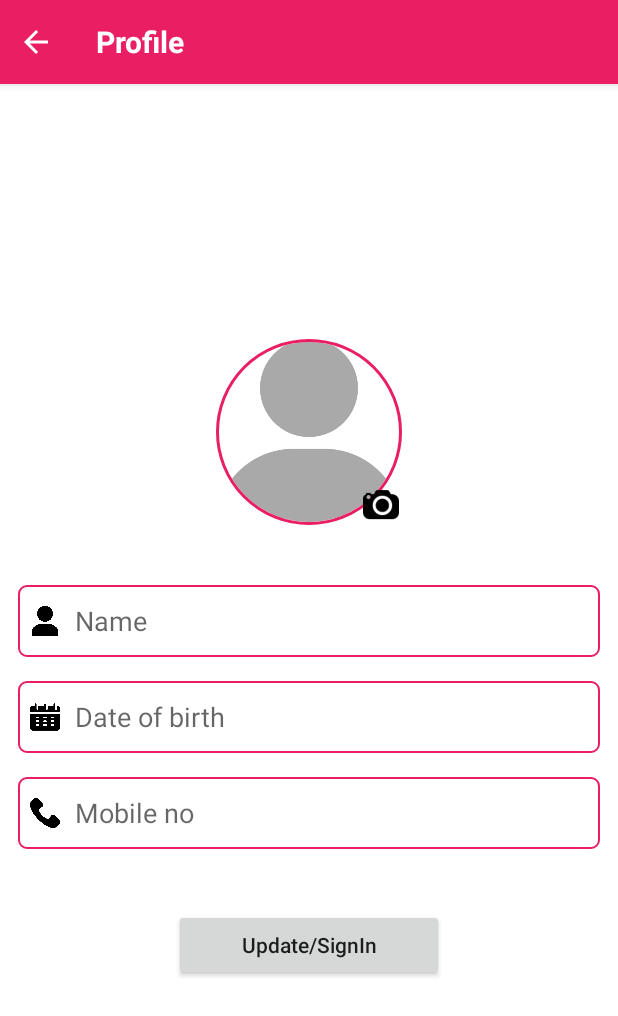
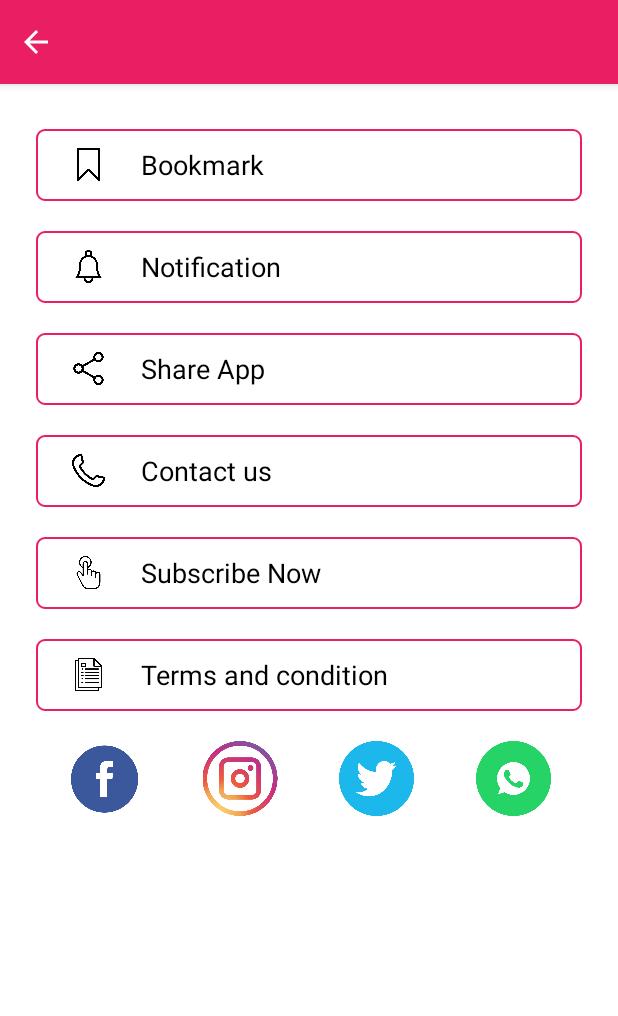
Before and after one commit to HunterPillu/ApniPadhai, an Android app: the LoginActivity screen opened directly, with no data from a screen before it, on a phone screen of 412 x 824 dp. Shown: the top 1016 px of the screen. Run offline under Robolectric (Android 15) with nearby library versions, the phone set to English and light mode, and no system bars.

Commit message:
setting screen UI

```diff
--- a/app/build.gradle
+++ b/app/build.gradle
@@ -89,6 +89,7 @@ dependencies {
     implementation 'com.google.firebase:firebase-core:17.4.3'
     implementation 'com.google.firebase:firebase-firestore:21.4.3'
     implementation 'com.github.bumptech.glide:glide:4.7.1'
+    implementation 'androidx.legacy:legacy-support-v4:1.0.0'
     annotationProcessor 'com.github.bumptech.glide:compiler:4.7.1'
 
     // Firestore FirebaseUI Library
--- a/app/src/main/java/com/edu/apnipadhai/ui/activity/BaseActivity.kt
+++ b/app/src/main/java/com/edu/apnipadhai/ui/activity/BaseActivity.kt
@@ -3,6 +3,7 @@ package com.edu.apnipadhai.ui.activity
 import androidx.appcompat.app.AppCompatActivity
 import com.edu.apnipadhai.R
 import com.edu.apnipadhai.ui.fragments.BaseFragment
+import com.edu.apnipadhai.ui.fragments.SettingsFrag
 import com.edu.apnipadhai.utils.CustomLog
 import com.google.android.material.snackbar.Snackbar
 
@@ -27,7 +28,7 @@ open class BaseActivity : AppCompatActivity() {
         return supportFragmentManager.backStackEntryCount
     }
 
-    fun openFragment(fragment: BaseFragment?) {
+    fun openFragment(fragment: BaseFragment) {
         //this.fragment = fragment
         supportFragmentManager.beginTransaction()
             .replace(R.id.container, fragment!!, Integer.toString(getFragmentCount()))
--- a/app/src/main/java/com/edu/apnipadhai/ui/activity/LoginActivity.kt
+++ b/app/src/main/java/com/edu/apnipadhai/ui/activity/LoginActivity.kt
@@ -1,14 +1,10 @@
 package com.edu.apnipadhai.ui.activity
 
-import android.os.Build
 import android.os.Bundle
-import android.util.Log
 import android.widget.ImageView
-import android.widget.Toolbar
-import androidx.annotation.RequiresApi
 import androidx.appcompat.widget.AppCompatTextView
 import com.edu.apnipadhai.R
-import com.edu.apnipadhai.ui.fragments.UserFragment
+import com.edu.apnipadhai.ui.fragments.SettingsFrag
 
 
 class LoginActivity : BaseActivity() {
@@ -26,7 +22,7 @@ class LoginActivity : BaseActivity() {
         ivBack = findViewById(R.id.ivBack)
         tvTitle = findViewById(R.id.tvTitle)
 
-        openFragment(UserFragment())
+        openFragment(SettingsFrag())
     }
 
 }
--- a/app/src/main/java/com/edu/apnipadhai/ui/activity/MainActivity.kt
+++ b/app/src/main/java/com/edu/apnipadhai/ui/activity/MainActivity.kt
@@ -1,8 +1,6 @@
 package com.edu.apnipadhai.ui.activity
 
 import android.os.Bundle
-import androidx.appcompat.app.AppCompatActivity
-import com.e.CategoryFragment
 import com.edu.apnipadhai.R
 import com.edu.apnipadhai.ui.fragments.BaseFragment
 import com.edu.apnipadhai.ui.fragments.CourseFragment
--- /dev/null
+++ b/app/src/main/java/com/edu/apnipadhai/ui/fragments/SettingsFrag.kt
@@ -0,0 +1,21 @@
+package com.edu.apnipadhai.ui.fragments
+
+import android.os.Bundle
+import androidx.fragment.app.Fragment
+import android.view.LayoutInflater
+import android.view.View
+import android.view.ViewGroup
+import com.edu.apnipadhai.R
+
+class SettingsFrag : BaseFragment() {
+
+
+    override fun onCreateView(
+        inflater: LayoutInflater, container: ViewGroup?,
+        savedInstanceState: Bundle?
+    ): View? {
+        // Inflate the layout for this fragment
+        return inflater.inflate(R.layout.fragment_settings, container, false)
+    }
+
+}
--- /dev/null
+++ b/app/src/main/res/layout/fragment_settings.xml
@@ -0,0 +1,247 @@
+<?xml version="1.0" encoding="utf-8"?>
+<RelativeLayout xmlns:android="http://schemas.android.com/apk/res/android"
+    xmlns:app="http://schemas.android.com/apk/res-auto"
+    xmlns:tools="http://schemas.android.com/tools"
+    android:layout_width="match_parent"
+    android:layout_height="match_parent"
+    tools:context=".ui.fragments.SettingsFrag">
+
+<ScrollView
+    android:layout_width="match_parent"
+    android:layout_height="match_parent"
+    android:scrollbars="vertical">
+
+       <LinearLayout
+           android:layout_width="match_parent"
+           android:layout_height="wrap_content"
+           android:orientation="vertical"
+           android:layout_marginTop="30dp"
+           android:layout_marginLeft="@dimen/margin_super"
+           android:layout_marginRight="@dimen/margin_super">
+
+           <RelativeLayout
+               android:layout_width="match_parent"
+               android:layout_height="@dimen/row_button_height"
+               android:background="@drawable/rounded_edittext"
+               android:gravity="center_vertical"
+               android:paddingLeft="@dimen/margin_half"
+               android:paddingRight="@dimen/margin_half">
+
+               <ImageView
+                   android:id="@+id/img1"
+                   android:layout_width="@dimen/dp22"
+                   android:layout_height="@dimen/dp22"
+                   android:src="@drawable/bookmark"
+                   android:layout_alignParentLeft="true"
+                   android:layout_centerVertical="true"
+                   android:layout_marginLeft="@dimen/margin_full"/>
+
+               <TextView
+                   android:id="@+id/user_name"
+                   android:layout_width="match_parent"
+                   android:layout_height="@dimen/row_button_height"
+                   android:layout_marginLeft="@dimen/margin_super"
+                   android:layout_toRightOf="@id/img1"
+                   android:textColor="@color/black"
+                   android:textSize="18sp"
+                   android:text="@string/bookmrk"
+                   android:gravity="center_vertical"/>
+
+
+           </RelativeLayout>
+
+           <RelativeLayout
+               android:layout_width="match_parent"
+               android:layout_height="@dimen/row_button_height"
+               android:layout_marginTop="@dimen/dp30"
+               android:background="@drawable/rounded_edittext"
+               android:gravity="center_vertical"
+               android:paddingLeft="@dimen/margin_half"
+               android:paddingRight="@dimen/margin_half">
+
+               <ImageView
+                   android:id="@+id/img2"
+                   android:layout_width="@dimen/dp22"
+                   android:layout_height="@dimen/dp22"
+                   android:src="@drawable/bell"
+                   android:layout_alignParentLeft="true"
+                   android:layout_centerVertical="true"
+                   android:layout_marginLeft="@dimen/margin_full"/>
+
+               <TextView
+                   android:layout_width="match_parent"
+                   android:layout_height="@dimen/row_button_height"
+                   android:layout_marginLeft="@dimen/margin_super"
+                   android:layout_toRightOf="@id/img2"
+                   android:textColor="@color/black"
+                   android:textSize="18sp"
+                   android:text="@string/notification"
+                   android:gravity="center_vertical"/>
+
+
+           </RelativeLayout>
+
+           <RelativeLayout
+               android:layout_width="match_parent"
+               android:layout_height="@dimen/row_button_height"
+               android:layout_marginTop="@dimen/dp30"
+               android:background="@drawable/rounded_edittext"
+               android:gravity="center_vertical"
+               android:paddingLeft="@dimen/margin_half"
+               android:paddingRight="@dimen/margin_half">
+
+               <ImageView
+                   android:id="@+id/img3"
+                   android:layout_width="@dimen/dp22"
+                   android:layout_height="@dimen/dp22"
+                   android:src="@drawable/share"
+                   android:layout_alignParentLeft="true"
+                   android:layout_centerVertical="true"
+                   android:layout_marginLeft="@dimen/margin_full"/>
+
+               <TextView
+                   android:layout_width="match_parent"
+                   android:layout_height="@dimen/row_button_height"
+                   android:layout_marginLeft="@dimen/margin_super"
+                   android:layout_toRightOf="@id/img3"
+                   android:textColor="@color/black"
+                   android:textSize="18sp"
+                   android:text="@string/shareapp"
+                   android:gravity="center_vertical"/>
+
+
+           </RelativeLayout>
+
+           <RelativeLayout
+               android:layout_width="match_parent"
+               android:layout_height="@dimen/row_button_height"
+               android:layout_marginTop="@dimen/dp30"
+               android:background="@drawable/rounded_edittext"
+               android:gravity="center_vertical"
+               android:paddingLeft="@dimen/margin_half"
+               android:paddingRight="@dimen/margin_half">
+
+               <ImageView
+                   android:id="@+id/img4"
+                   android:layout_width="@dimen/dp22"
+                   android:layout_height="@dimen/dp22"
+                   android:layout_alignParentLeft="true"
+                   android:layout_marginLeft="@dimen/margin_full"
+                   android:src="@drawable/phone"
+                   android:layout_centerVertical="true"/>
+
+               <TextView
+                   android:layout_width="match_parent"
+                   android:layout_height="@dimen/row_button_height"
+                   android:layout_marginLeft="@dimen/margin_super"
+                   android:layout_toRightOf="@id/img4"
+                   android:textColor="@color/black"
+                   android:textSize="18sp"
+                   android:text="@string/contact"
+                   android:gravity="center_vertical"/>
+
+
+           </RelativeLayout>
+
+           <RelativeLayout
+               android:layout_width="match_parent"
+               android:layout_height="@dimen/row_button_height"
+               android:layout_marginTop="@dimen/dp30"
+               android:background="@drawable/rounded_edittext"
+               android:gravity="center_vertical"
+               android:paddingLeft="@dimen/margin_half"
+               android:paddingRight="@dimen/margin_half">
+
+               <ImageView
+                   android:id="@+id/img5"
+                   android:layout_width="@dimen/dp22"
+                   android:layout_height="@dimen/dp22"
+                   android:src="@drawable/touch"
+                   android:layout_alignParentLeft="true"
+                   android:layout_centerVertical="true"
+                   android:layout_marginLeft="@dimen/margin_full"/>
+
+               <TextView
+                   android:layout_width="match_parent"
+                   android:layout_height="@dimen/row_button_height"
+                   android:layout_marginLeft="@dimen/margin_super"
+                   android:layout_toRightOf="@id/img5"
+                   android:textColor="@color/black"
+                   android:textSize="18sp"
+                   android:text="@string/Subscribe"
+                   android:gravity="center_vertical"/>
+
+
+           </RelativeLayout>
+
+           <RelativeLayout
+               android:layout_width="match_parent"
+               android:layout_height="@dimen/row_button_height"
+               android:layout_marginTop="@dimen/dp30"
+               android:background="@drawable/rounded_edittext"
+               android:gravity="center_vertical"
+               android:paddingLeft="@dimen/margin_half"
+               android:paddingRight="@dimen/margin_half">
+
+               <ImageView
+                   android:id="@+id/img6"
+                   android:layout_width="@dimen/dp22"
+                   android:layout_height="@dimen/dp22"
+                   android:src="@drawable/document"
+                   android:layout_alignParentLeft="true"
+                   android:layout_centerVertical="true"
+                   android:layout_marginLeft="@dimen/margin_full"/>
+
+               <TextView
+                   android:layout_width="match_parent"
+                   android:layout_height="@dimen/row_button_height"
+                   android:layout_marginLeft="@dimen/margin_super"
+                   android:layout_toRightOf="@id/img6"
+                   android:textColor="@color/black"
+                   android:textSize="18sp"
+                   android:text="@string/TC"
+                   android:gravity="center_vertical"/>
+
+
+           </RelativeLayout>
+
+
+           <LinearLayout
+               android:layout_width="match_parent"
+               android:layout_height="wrap_content"
+               android:weightSum="4"
+               android:layout_marginTop="@dimen/dp30">
+
+               <ImageView
+                   android:layout_width="0dp"
+                   android:layout_height="50dp"
+                   android:layout_weight="1"
+                   android:src="@drawable/facebook" />
+
+               <ImageView
+                   android:layout_width="0dp"
+                   android:layout_height="50dp"
+                   android:layout_weight="1"
+                   android:src="@drawable/instaa" />
+
+               <ImageView
+                   android:layout_width="0dp"
+                   android:layout_height="50dp"
+                   android:layout_weight="1"
+                   android:src="@drawable/twitter" />
+
+               <ImageView
+                   android:layout_width="0dp"
+                   android:layout_height="50dp"
+                   android:layout_weight="1"
+                   android:src="@drawable/whatsup" />
+
+           </LinearLayout>
+
+       </LinearLayout>
+
+</ScrollView>
+
+
+
+</RelativeLayout>
--- a/app/src/main/res/values/colors.xml
+++ b/app/src/main/res/values/colors.xml
@@ -25,6 +25,7 @@
 
 
     <color name="gray">#A9A9A9</color>
+    <color name="black">#000000</color>
 
     <!--Splash Screen-->
     <item name="splash_background" type="color">@color/colorPrimary</item>
--- a/app/src/main/res/values/dimens.xml
+++ b/app/src/main/res/values/dimens.xml
@@ -15,6 +15,7 @@
 
 
     <dimen name="dp30">20dp</dimen>
+    <dimen name="dp22">22dp</dimen>
     <dimen name="dp40">40dp</dimen>
     <dimen name="dp5">5dp</dimen>
 </resources>
--- a/app/src/main/res/values/strings.xml
+++ b/app/src/main/res/values/strings.xml
@@ -17,10 +17,18 @@
     <string name="mobile">Mobile no</string>
     <string name="update">Update</string>
     <string name="signin">Update/SignIn</string>
+    <string name="bookmrk">Bookmark</string>
+    <string name="notification">Notification</string>
+    <string name="shareapp">Share App</string>
+    <string name="contact">Contact us</string>
+    <string name="Subscribe">Subscribe Now</string>
+    <string name="TC">Terms and condition</string>
     <string name="user_created_updated">User profile updated successfully</string>
     <string name="title_select_course">Select Course</string>
     <string name="text_course_1">Please select a course so that we can provide most related content for you.</string>
     <string name="next">Next</string>
+    <!-- TODO: Remove or change this placeholder text -->
+    <string name="hello_blank_fragment">Hello blank fragment</string>
 
 
 </resources>
```
Also changed, not shown: app/src/main/res/drawable/bell.png (added), app/src/main/res/drawable/bookmark.png (added), app/src/main/res/drawable/document.png (added), app/src/main/res/drawable/facebook.png (added), app/src/main/res/drawable/instaa.png (added), app/src/main/res/drawable/notification.png (added), app/src/main/res/drawable/phone.png (added), app/src/main/res/drawable/share.png (added), app/src/main/res/drawable/touch.png (added), app/src/main/res/drawable/twitter.png (added), app/src/main/res/drawable/whatsup.png (added).
